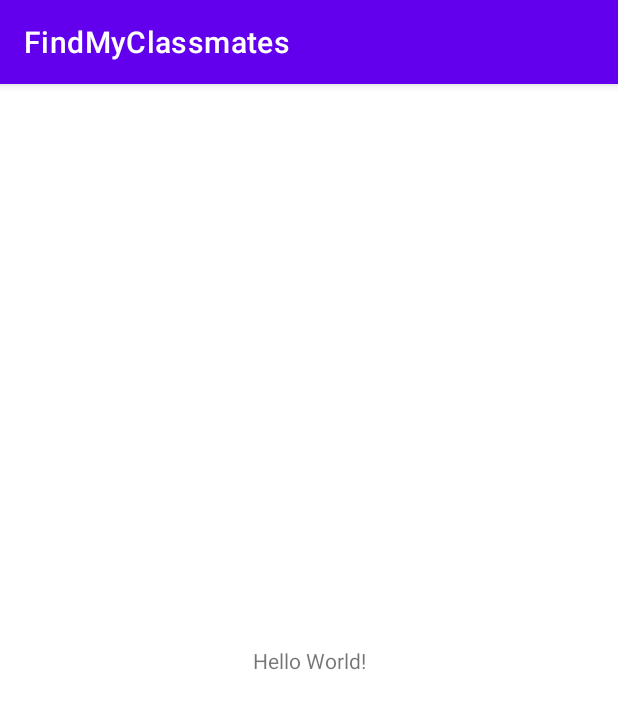
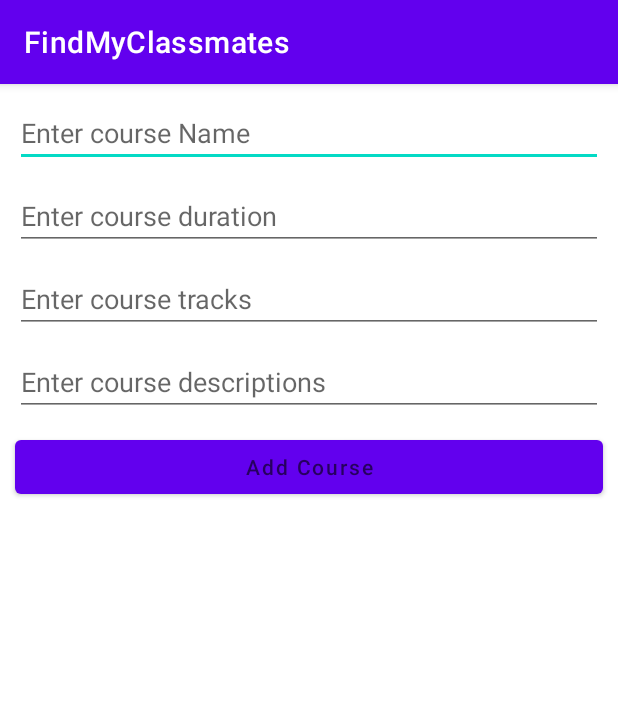
Before and after one commit to gracekkuo/FindMyClassmates, an Android app: the screen it shows after launch (MainActivity), on a phone screen of 412 x 824 dp. Shown: the top 709 px of the screen. Run offline under Robolectric (Android 15) with nearby library versions, the phone set to English and light mode, and no system bars.

Commit message:
Working SQLite DB
can add courses
must manually check sqlite file

```diff
--- a/app/build.gradle
+++ b/app/build.gradle
@@ -3,7 +3,7 @@ plugins {
 }
 
 android {
-    compileSdk 32
+    compileSdk 33
 
     defaultConfig {
         applicationId "com.example.findmyclassmates"
--- a/app/src/main/AndroidManifest.xml
+++ b/app/src/main/AndroidManifest.xml
@@ -24,4 +24,6 @@
         </activity>
     </application>
 
+<!--    required to read SQLite files -->
+    <uses-permission android:name="android.permission.READ_EXTERNAL_STORAGE" />
 </manifest>
--- /dev/null
+++ b/app/src/main/java/com/example/findmyclassmates/DBHandler.java
@@ -0,0 +1,93 @@
+package com.example.findmyclassmates;
+
+import android.content.ContentValues;
+import android.content.Context;
+import android.database.sqlite.SQLiteDatabase;
+import android.database.sqlite.SQLiteOpenHelper;
+
+public class DBHandler extends SQLiteOpenHelper {
+
+    // creating a constant variables for our database.
+    // below variable is for our database name.
+    private static final String DB_NAME = "coursedb";
+
+    // below int is our database version
+    private static final int DB_VERSION = 1;
+
+    // below variable is for our table name.
+    private static final String TABLE_NAME = "mycourses";
+
+    // below variable is for our id column.
+    private static final String ID_COL = "id";
+
+    // below variable is for our course name column
+    private static final String NAME_COL = "name";
+
+    // below variable id for our course duration column.
+    private static final String DURATION_COL = "duration";
+
+    // below variable for our course description column.
+    private static final String DESCRIPTION_COL = "description";
+
+    // below variable is for our course tracks column.
+    private static final String TRACKS_COL = "tracks";
+
+    // creating a constructor for our database handler.
+    public DBHandler(Context context) {
+        super(context, DB_NAME, null, DB_VERSION);
+    }
+
+    // below method is for creating a database by running a sqlite query
+    @Override
+    public void onCreate(SQLiteDatabase db) {
+        // on below line we are creating
+        // an sqlite query and we are
+        // setting our column names
+        // along with their data types.
+        String query = "CREATE TABLE " + TABLE_NAME + " ("
+                + ID_COL + " INTEGER PRIMARY KEY AUTOINCREMENT, "
+                + NAME_COL + " TEXT,"
+                + DURATION_COL + " TEXT,"
+                + DESCRIPTION_COL + " TEXT,"
+                + TRACKS_COL + " TEXT)";
+
+        // at last we are calling a exec sql
+        // method to execute above sql query
+        db.execSQL(query);
+    }
+
+    // this method is use to add new course to our sqlite database.
+    public void addNewCourse(String courseName, String courseDuration, String courseDescription, String courseTracks) {
+
+        // on below line we are creating a variable for
+        // our sqlite database and calling writable method
+        // as we are writing data in our database.
+        SQLiteDatabase db = this.getWritableDatabase();
+
+        // on below line we are creating a
+        // variable for content values.
+        ContentValues values = new ContentValues();
+
+        // on below line we are passing all values
+        // along with its key and value pair.
+        values.put(NAME_COL, courseName);
+        values.put(DURATION_COL, courseDuration);
+        values.put(DESCRIPTION_COL, courseDescription);
+        values.put(TRACKS_COL, courseTracks);
+
+        // after adding all values we are passing
+        // content values to our table.
+        db.insert(TABLE_NAME, null, values);
+
+        // at last we are closing our
+        // database after adding database.
+        db.close();
+    }
+
+    @Override
+    public void onUpgrade(SQLiteDatabase db, int oldVersion, int newVersion) {
+        // this method is called to check if the table exists already.
+        db.execSQL("DROP TABLE IF EXISTS " + TABLE_NAME);
+        onCreate(db);
+    }
+}
--- a/app/src/main/java/com/example/findmyclassmates/MainActivity.java
+++ b/app/src/main/java/com/example/findmyclassmates/MainActivity.java
@@ -3,12 +3,62 @@ package com.example.findmyclassmates;
 import androidx.appcompat.app.AppCompatActivity;
 
 import android.os.Bundle;
+import android.view.View;
+import android.widget.Button;
+import android.widget.EditText;
+import android.widget.Toast;
 
 public class MainActivity extends AppCompatActivity {
+
+    // creating variables for our edittext, button and dbhandler
+    private EditText courseNameEdt, courseTracksEdt, courseDurationEdt, courseDescriptionEdt;
+    private Button addCourseBtn;
+    private DBHandler dbHandler;
 
     @Override
     protected void onCreate(Bundle savedInstanceState) {
         super.onCreate(savedInstanceState);
         setContentView(R.layout.activity_main);
+
+        // initializing all our variables.
+        courseNameEdt = findViewById(R.id.idEdtCourseName);
+        courseTracksEdt = findViewById(R.id.idEdtCourseTracks);
+        courseDurationEdt = findViewById(R.id.idEdtCourseDuration);
+        courseDescriptionEdt = findViewById(R.id.idEdtCourseDescription);
+        addCourseBtn = findViewById(R.id.idBtnAddCourse);
+
+        // creating a new dbhandler class
+        // and passing our context to it.
+        dbHandler = new DBHandler(MainActivity.this);
+
+        // below line is to add on click listener for our add course button.
+        addCourseBtn.setOnClickListener(new View.OnClickListener() {
+            @Override
+            public void onClick(View v) {
+
+                // below line is to get data from all edit text fields.
+                String courseName = courseNameEdt.getText().toString();
+                String courseTracks = courseTracksEdt.getText().toString();
+                String courseDuration = courseDurationEdt.getText().toString();
+                String courseDescription = courseDescriptionEdt.getText().toString();
+
+                // validating if the text fields are empty or not.
+                if (courseName.isEmpty() && courseTracks.isEmpty() && courseDuration.isEmpty() && courseDescription.isEmpty()) {
+                    Toast.makeText(MainActivity.this, "Please enter all the data..", Toast.LENGTH_SHORT).show();
+                    return;
+                }
+
+                // on below line we are calling a method to add new
+                // course to sqlite data and pass all our values to it.
+                dbHandler.addNewCourse(courseName, courseDuration, courseDescription, courseTracks);
+
+                // after adding the data we are displaying a toast message.
+                Toast.makeText(MainActivity.this, "Course has been added.", Toast.LENGTH_SHORT).show();
+                courseNameEdt.setText("");
+                courseDurationEdt.setText("");
+                courseTracksEdt.setText("");
+                courseDescriptionEdt.setText("");
+            }
+        });
     }
 }
--- a/app/src/main/res/layout/activity_main.xml
+++ b/app/src/main/res/layout/activity_main.xml
@@ -4,15 +4,90 @@
     xmlns:tools="http://schemas.android.com/tools"
     android:layout_width="match_parent"
     android:layout_height="match_parent"
+    android:orientation="vertical"
     tools:context=".MainActivity">
 
-    <TextView
-        android:layout_width="wrap_content"
+    <!--    Edit Text to enter course name-->
+    <EditText
+        android:id="@+id/idEdtCourseName"
+        android:layout_width="0dp"
         android:layout_height="wrap_content"
-        android:text="Hello World!"
-        app:layout_constraintBottom_toBottomOf="parent"
+        android:layout_margin="10dp"
+        android:layout_marginStart="9dp"
+        android:layout_marginEnd="9dp"
+        android:hint="Enter course Name"
         app:layout_constraintEnd_toEndOf="parent"
         app:layout_constraintStart_toStartOf="parent"
         app:layout_constraintTop_toTopOf="parent" />
 
+    <!--    edit text to enter course duration-->
+    <EditText
+        android:id="@+id/idEdtCourseDuration"
+        android:layout_width="0dp"
+        android:layout_height="wrap_content"
+        android:layout_margin="10dp"
+        android:layout_marginStart="9dp"
+        android:layout_marginTop="100dp"
+        android:layout_marginEnd="9dp"
+        android:hint="Enter course duration"
+        app:layout_constraintEnd_toEndOf="parent"
+        app:layout_constraintHorizontal_bias="1.0"
+        app:layout_constraintStart_toStartOf="parent"
+        app:layout_constraintTop_toBottomOf="@id/idEdtCourseName" />
+
+    <!--    edit text to enter course tracks-->
+    <EditText
+        android:id="@+id/idEdtCourseTracks"
+        android:layout_width="0dp"
+        android:layout_height="wrap_content"
+        android:layout_margin="10dp"
+        android:layout_marginStart="9dp"
+        android:layout_marginTop="100dp"
+        android:layout_marginEnd="9dp"
+        android:hint="Enter course tracks"
+        app:layout_constraintEnd_toEndOf="parent"
+        app:layout_constraintHorizontal_bias="1.0"
+        app:layout_constraintStart_toStartOf="parent"
+        app:layout_constraintTop_toBottomOf="@id/idEdtCourseDuration" />
+
+    <!--    edit text to enter course description-->
+    <EditText
+        android:id="@+id/idEdtCourseDescription"
+        android:layout_width="0dp"
+        android:layout_height="wrap_content"
+        android:layout_margin="10dp"
+        android:layout_marginStart="9dp"
+        android:layout_marginTop="100dp"
+        android:layout_marginEnd="9dp"
+        android:hint="Enter course descriptions"
+        app:layout_constraintEnd_toEndOf="parent"
+        app:layout_constraintHorizontal_bias="1.0"
+        app:layout_constraintStart_toStartOf="parent"
+        app:layout_constraintTop_toBottomOf="@id/idEdtCourseTracks" />
+
+    <!--    button for adding new course-->
+    <Button
+        android:id="@+id/idBtnAddCourse"
+        android:layout_width="0dp"
+        android:layout_height="wrap_content"
+        android:layout_margin="10dp"
+        android:layout_marginStart="9dp"
+        android:layout_marginTop="100dp"
+        android:layout_marginEnd="9dp"
+        android:hint="Add Course"
+        android:textAllCaps="false"
+        app:layout_constraintEnd_toEndOf="parent"
+        app:layout_constraintHorizontal_bias="1.0"
+        app:layout_constraintStart_toStartOf="parent"
+        app:layout_constraintTop_toBottomOf="@id/idEdtCourseDescription" />
+
+    <!--    <TextView-->
+    <!--        android:layout_width="wrap_content"-->
+    <!--        android:layout_height="wrap_content"-->
+    <!--        android:text="Hello World!"-->
+    <!--        app:layout_constraintBottom_toBottomOf="parent"-->
+    <!--        app:layout_constraintEnd_toEndOf="parent"-->
+    <!--        app:layout_constraintStart_toStartOf="parent"-->
+    <!--        app:layout_constraintTop_toTopOf="parent" />-->
+
 </androidx.constraintlayout.widget.ConstraintLayout>
```
